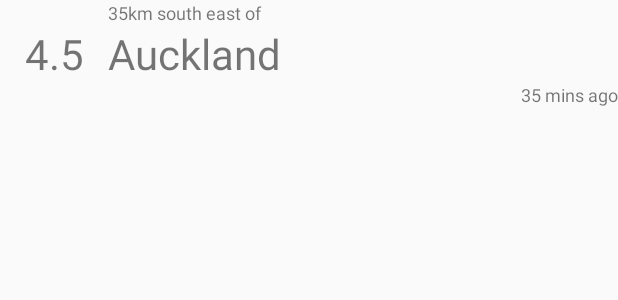
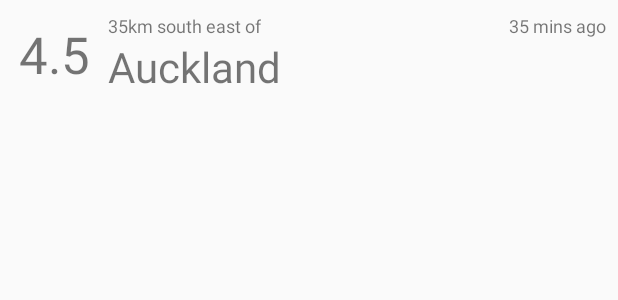
Before and after one commit to adamsp/wsnz-android, an Android app: the layout row_earthquake.xml on its own in the app's theme, with its tools: preview values and no code run, on a phone screen of 412 x 824 dp. Shown: the top 300 px of the screen. Run offline under Robolectric (Android 15) with nearby library versions, the phone set to English and light mode, and no system bars.

Commit message:
Move time passed to top right of list row

```diff
--- a/app/src/main/res/layout/row_earthquake.xml
+++ b/app/src/main/res/layout/row_earthquake.xml
@@ -30,7 +30,7 @@
             android:layout_width="72dp"
             android:layout_height="match_parent"
             android:text="@{earthquakeModel.magnitude}"
-            android:textSize="28sp"
+            android:textSize="34sp"
             android:gravity="center"
             tools:text="4.5" />
 
@@ -41,29 +41,35 @@
             android:gravity="center_vertical"
             android:orientation="vertical">
 
+            <LinearLayout
+                android:orientation="horizontal"
+                android:layout_width="match_parent"
+                android:layout_height="wrap_content">
+
                 <TextView
-                android:layout_width="match_parent"
+                    android:layout_width="wrap_content"
                     android:layout_height="wrap_content"
                     android:text="@{earthquakeModel.getDistanceAndDirectionFromNearestTown(context)}"
                     android:textSize="12sp"
                     android:gravity="center_vertical"
                     tools:text="35km south east of"/>
-
                 <TextView
                     android:layout_width="match_parent"
+                    android:layout_height="wrap_content"
+                    android:layout_marginRight="8dp"
+                    android:textSize="12sp"
+                    android:gravity="center_vertical|right"
+                    android:text="@{earthquakeModel.getTimePassedSinceOccurrence(context)}"
+                    tools:text="35 mins ago"/>
+
+            </LinearLayout>
+            <TextView
+                android:layout_width="wrap_content"
                 android:layout_height="wrap_content"
                 android:text="@{earthquakeModel.nearestTownName}"
                 android:textSize="28sp"
                 android:gravity="center_vertical"
                 tools:text="Auckland"/>
-
-            <TextView
-                android:layout_width="match_parent"
-                android:layout_height="wrap_content"
-                android:textSize="12sp"
-                android:gravity="center_vertical|right"
-                android:text="@{earthquakeModel.getTimePassedSinceOccurrence(context)}"
-                tools:text="35 mins ago"/>
         </LinearLayout>
     </LinearLayout>
 </layout>
```
Lines whose indentation alone changed are shown as unchanged.
